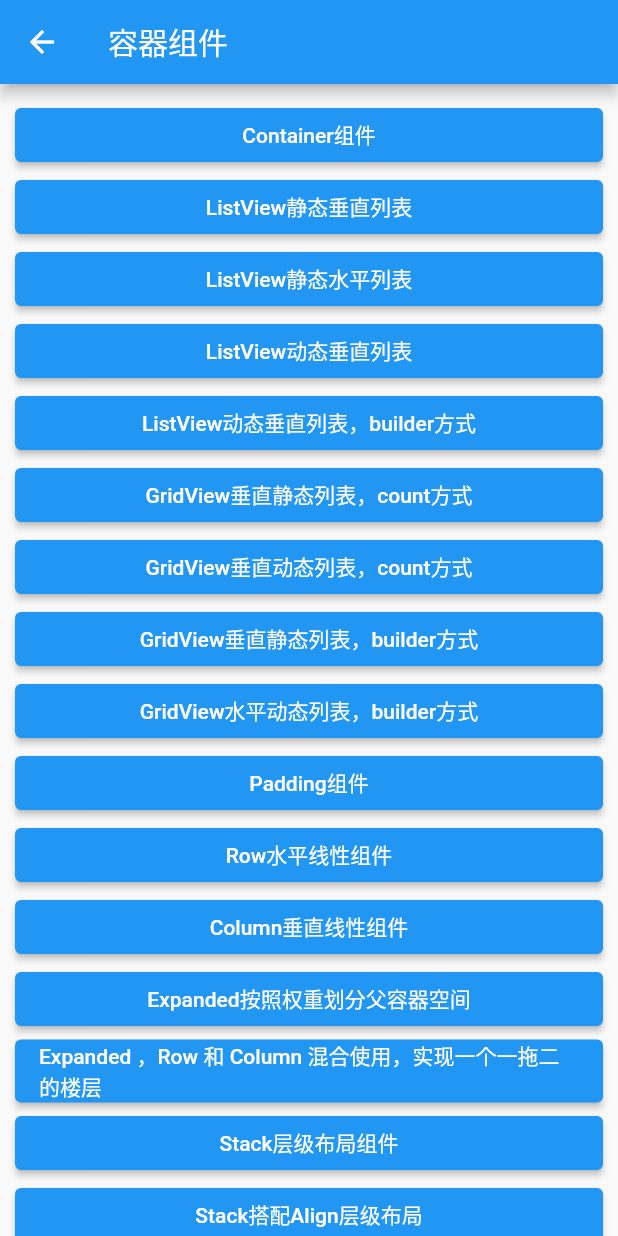
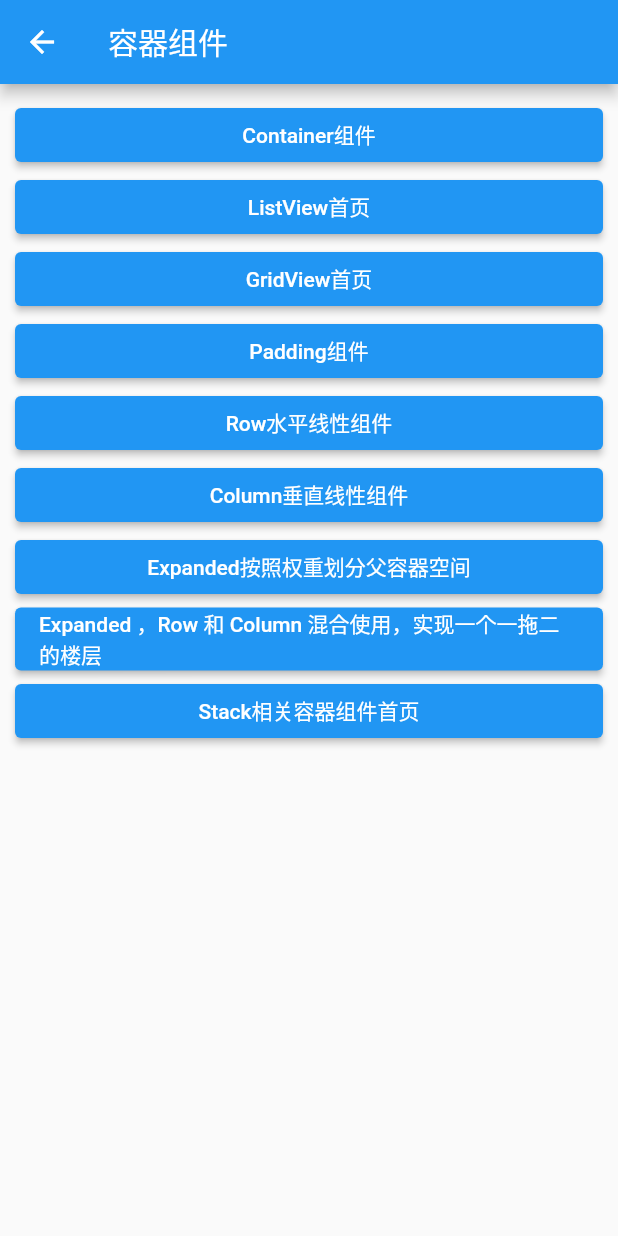
Before and after one commit to meiSThub/my_flutter_test, a Flutter app: the ContainerHomePage screen opened by its route, on a phone screen of 412 x 824 dp. Run offline on Flutter 3.47's test engine with Material 2 defaults, Android fonts, the phone set to English and light mode, and no system bars; network calls fail.

Commit message:
ListView,GridViw和Stack增加一个导航首页

```diff
--- a/lib/container/container_home_page.dart
+++ b/lib/container/container_home_page.dart
@@ -21,23 +21,15 @@ class _ContainerTestPageState extends BasePageState<ContainerHomePage> {
   List<PageRouteBean> _buildDataList() {
     return [
       PageRouteBean("Container组件", PageNum.containerWidget),
-      PageRouteBean("ListView静态垂直列表", PageNum.listViwTestPage1),
-      PageRouteBean("ListView静态水平列表", PageNum.listViwTestPage2),
-      PageRouteBean("ListView动态垂直列表", PageNum.listViwTestPage3),
-      PageRouteBean("ListView动态垂直列表，builder方式", PageNum.listViwTestPage4),
-      PageRouteBean("GridView垂直静态列表，count方式", PageNum.gridViewTestPage1),
-      PageRouteBean("GridView垂直动态列表，count方式", PageNum.gridViewTestPage2),
-      PageRouteBean("GridView垂直静态列表，builder方式", PageNum.gridViewTestPage3),
-      PageRouteBean("GridView水平动态列表，builder方式", PageNum.gridViewTestPage4),
+      PageRouteBean("ListView首页", PageNum.listViwHomePage),
+      PageRouteBean("GridView首页", PageNum.gridViewHomeTestPage),
       PageRouteBean("Padding组件", PageNum.paddingWidgetTestPage),
       PageRouteBean("Row水平线性组件", PageNum.rowWidgetTestPage),
       PageRouteBean("Column垂直线性组件", PageNum.columnWidgetTestPage),
       PageRouteBean("Expanded按照权重划分父容器空间", PageNum.expandedWidgetTestPage),
       PageRouteBean("Expanded ，Row 和 Column 混合使用，实现一个一拖二的楼层",
           PageNum.expandedRowColumnMixPage),
-      PageRouteBean("Stack层级布局组件", PageNum.stackWidgetTestPage),
-      PageRouteBean("Stack搭配Align层级布局", PageNum.stackAlignWidgetTestPage),
-      PageRouteBean("Stack搭配Positioned层级布局", PageNum.stackPositionedWidgetTestPage),
+      PageRouteBean("Stack相关容器组件首页", PageNum.stackWidgetHomePage),
     ];
   }
 
--- a/lib/router/page_num.dart
+++ b/lib/router/page_num.dart
@@ -2,22 +2,25 @@ class PageNum {
   /// 容器首页
   static String containersHome = "1000";
   static String containerWidget = "1001";
-  static String listViwTestPage1 = "1002";
-  static String listViwTestPage2 = "1003";
-  static String listViwTestPage3 = "1004";
-  static String listViwTestPage4 = "1005";
-  static String gridViewTestPage1 = "1006";
-  static String gridViewTestPage2 = "1007";
-  static String gridViewTestPage3 = "1008";
-  static String gridViewTestPage4 = "1009";
-  static String paddingWidgetTestPage = "1010";
-  static String rowWidgetTestPage = "1011";
-  static String columnWidgetTestPage = "1012";
-  static String expandedWidgetTestPage = "1013";
-  static String expandedRowColumnMixPage = "1014";
-  static String stackWidgetTestPage = "1015";
-  static String stackAlignWidgetTestPage = "1016";
-  static String stackPositionedWidgetTestPage = "1017";
+  static String listViwHomePage = "1002";
+  static String listViwTestPage1 = "1003";
+  static String listViwTestPage2 = "1004";
+  static String listViwTestPage3 = "1005";
+  static String listViwTestPage4 = "1006";
+  static String gridViewHomeTestPage = "1007";
+  static String gridViewTestPage1 = "1008";
+  static String gridViewTestPage2 = "1009";
+  static String gridViewTestPage3 = "1010";
+  static String gridViewTestPage4 = "1011";
+  static String paddingWidgetTestPage = "1012";
+  static String rowWidgetTestPage = "1013";
+  static String columnWidgetTestPage = "1014";
+  static String expandedWidgetTestPage = "1015";
+  static String expandedRowColumnMixPage = "1016";
+  static String stackWidgetHomePage = "1017";
+  static String stackWidgetTestPage = "1018";
+  static String stackAlignWidgetTestPage = "1019";
+  static String stackPositionedWidgetTestPage = "1020";
   static String textHome = "2000";
   static String imageHome = "3000";
   static String customWidgetTestPage = "4000";
--- a/lib/router/route_path.dart
+++ b/lib/router/route_path.dart
@@ -3,10 +3,12 @@ import 'package:my_flutter_test/container/container_home_page.dart';
 import 'package:my_flutter_test/container/container_widget_test.dart';
 import 'package:my_flutter_test/container/expanded/expanded_row_column_mix_test.dart';
 import 'package:my_flutter_test/container/expanded/expanded_widget_test.dart';
+import 'package:my_flutter_test/container/gridview/grid_view_home.dart';
 import 'package:my_flutter_test/container/gridview/grid_view_test1.dart';
 import 'package:my_flutter_test/container/gridview/grid_view_test2.dart';
 import 'package:my_flutter_test/container/gridview/grid_view_test3.dart';
 import 'package:my_flutter_test/container/gridview/grid_view_test4.dart';
+import 'package:my_flutter_test/container/listview/list_view_home.dart';
 import 'package:my_flutter_test/container/listview/list_view_test1.dart';
 import 'package:my_flutter_test/container/listview/list_view_test2.dart';
 import 'package:my_flutter_test/container/listview/list_view_test3.dart';
@@ -15,6 +17,7 @@ import 'package:my_flutter_test/container/padding/padding_widget_test.dart';
 import 'package:my_flutter_test/container/row/row_widget_test.dart';
 import 'package:my_flutter_test/container/stack/stack_align_widget_test.dart';
 import 'package:my_flutter_test/container/stack/stack_positioned_widget_test.dart';
+import 'package:my_flutter_test/container/stack/stack_widget_home_page.dart';
 import 'package:my_flutter_test/container/stack/stack_widget_test.dart';
 import 'package:my_flutter_test/customwidget/custom_widget_test.dart';
 import 'package:my_flutter_test/image/image_widget_test.dart';
@@ -28,11 +31,13 @@ final routerPath = {
   // Container 组件
   PageNum.containerWidget: (context) => const ContainerWidgetTestPage(),
   // ListView组件
+  PageNum.listViwHomePage: (context) => const ListViwHomePage(),
   PageNum.listViwTestPage1: (context) => const ListViwTestPage1(),
   PageNum.listViwTestPage2: (context) => const ListViwTestPage2(),
   PageNum.listViwTestPage3: (context) => const ListViwTestPage3(),
   PageNum.listViwTestPage4: (context) => const ListViwTestPage4(),
   // GridView组件
+  PageNum.gridViewHomeTestPage: (context) => const GridViewHomeTestPage(),
   PageNum.gridViewTestPage1: (context) => const GridViewTestPage1(),
   PageNum.gridViewTestPage2: (context) => const GridViewTestPage2(),
   PageNum.gridViewTestPage3: (context) => const GridViewTestPage3(),
@@ -48,6 +53,7 @@ final routerPath = {
   // Expanded ，Row 和 Column 混合使用，实现一个一拖二的楼层
   PageNum.expandedRowColumnMixPage: (context) => const ExpandedRowColumnMixPage(),
   // Stack 层级布局组件
+  PageNum.stackWidgetHomePage: (context) => const StackWidgetHomePage(),
   PageNum.stackWidgetTestPage: (context) => const StackWidgetTestPage(),
   PageNum.stackAlignWidgetTestPage: (context) => const StackAlignWidgetTestPage(),
   PageNum.stackPositionedWidgetTestPage: (context) => const StackPositionedWidgetTestPage(),
```
Also changed, not shown: lib/container/gridview/grid_view_home.dart (added, +49 -0 lines), lib/container/listview/list_view_home.dart (added, +54 -0 lines), lib/container/stack/stack_widget_home_page.dart (added, +47 -0 lines).
